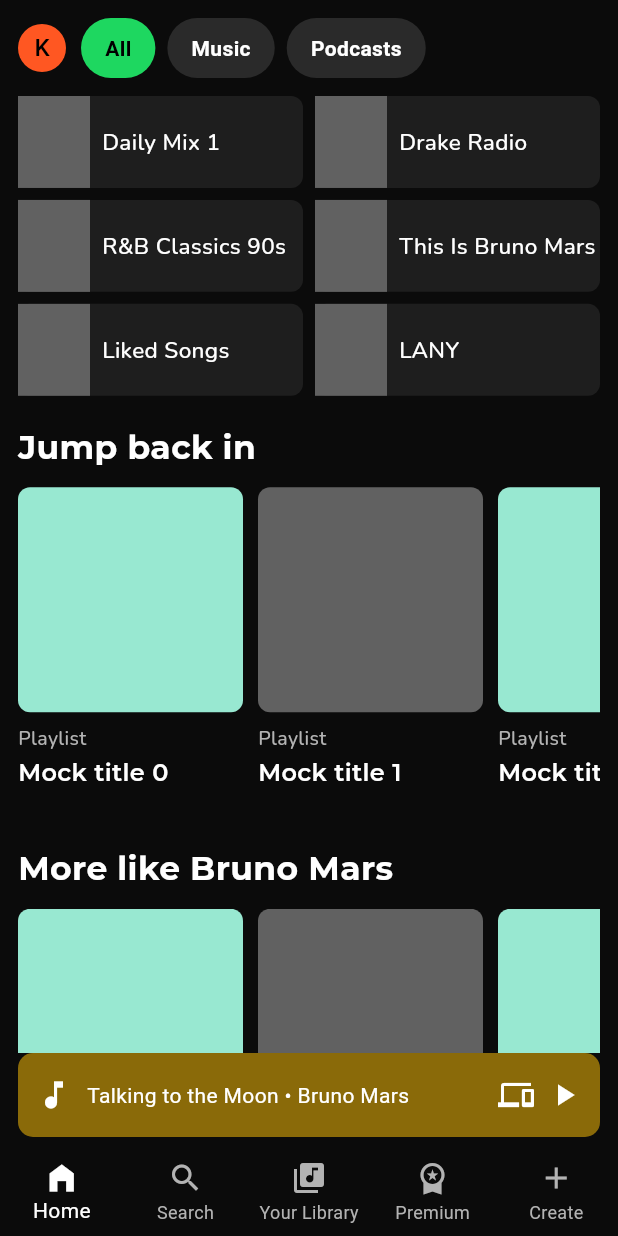
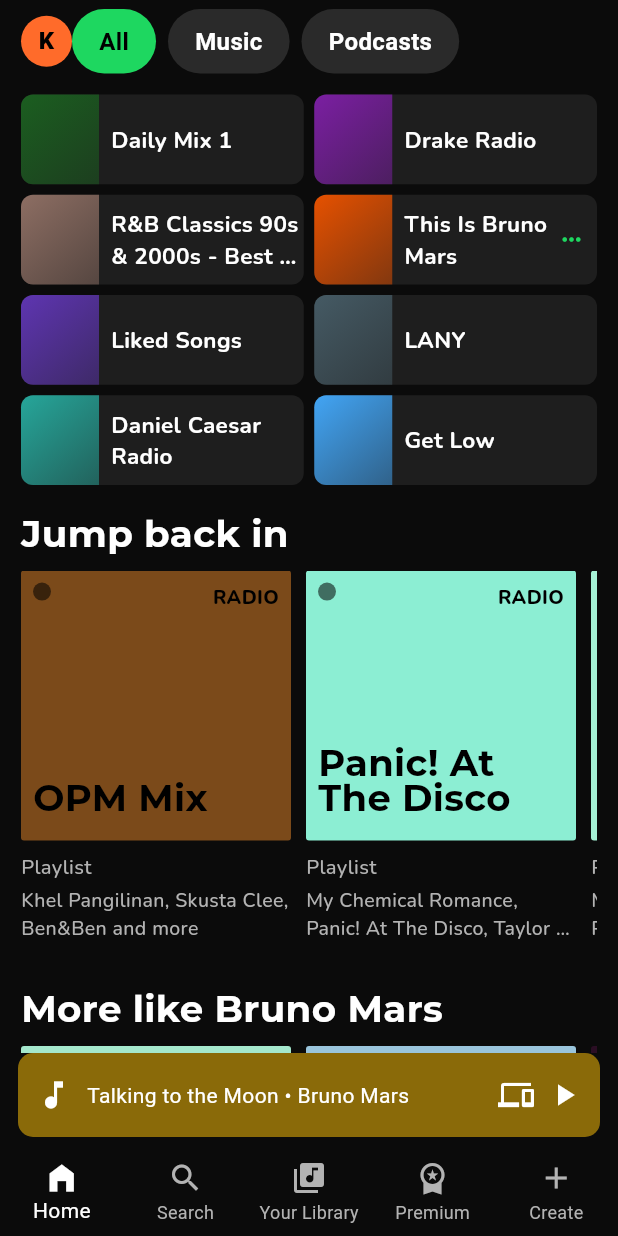
Before and after one commit to Zyxavy/Flutter-Spotify-Clone, a Flutter app: the HomeScreen screen opened by its route, on a phone screen of 412 x 824 dp. Run offline on Flutter 3.47's test engine with Material 3 defaults, Android fonts, the phone set to English and light mode, and no system bars; our stand-ins replace flutter_riverpod, go_router, google_fonts.

Commit message:
Updated home screen\

```diff
--- a/lib/screens/home/home_screen.dart
+++ b/lib/screens/home/home_screen.dart
@@ -10,26 +10,40 @@
     return Scaffold(
       body: SafeArea(
         child: ListView(
-          padding: const EdgeInsets.all(12),
-          children: [
-            const _TopChips(),
-            const SizedBox(height: 12),
-            const _QuickGrid(),
-            const SizedBox(height: 18),
-            Text('Jump back in', style: AppTextStyles.titleM),
-            const SizedBox(height: 12),
-            const _HorizontalCards(),
-            const SizedBox(height: 18),
-            Text('More like Bruno Mars', style: AppTextStyles.titleM),
-            const SizedBox(height: 12),
-            const _HorizontalCards(),
-            const SizedBox(height: 16),
+          padding: const EdgeInsets.fromLTRB(14, 6, 14, 8),
+          children: const [
+            _TopChips(),
+            SizedBox(height: 14),
+            _QuickGrid(),
+            SizedBox(height: 20),
+            _SectionTitle('Jump back in'),
+            SizedBox(height: 12),
+            _HorizontalCards(),
+            SizedBox(height: 20),
+            _SectionTitle('More like Bruno Mars'),
+            SizedBox(height: 12),
+            _HorizontalCards(secondRow: true),
+            SizedBox(height: 10),
           ],
         ),
       ),
     );
   }
 }
+
+class _SectionTitle extends StatelessWidget {
+  final String text;
+  const _SectionTitle(this.text);
+
+  @override
+  Widget build(BuildContext context) {
+    return Text(
+      text,
+      style: AppTextStyles.titleM.copyWith(fontSize: 40 * 0.62, height: 1.0),
+    );
+  }
+}
+
 
 class _TopChips extends StatelessWidget {
   const _TopChips();
@@ -38,7 +52,7 @@
   Widget build(BuildContext context) {
     Widget chip(String text, {bool active = false}) {
       return Container(
-        padding: const EdgeInsets.symmetric(horizontal: 16, vertical: 10),
+       padding: const EdgeInsets.symmetric(horizontal: 18, vertical: 10),
         decoration: BoxDecoration(
           color: active ? AppColors.chipActive : AppColors.chipIdle,
           borderRadius: BorderRadius.circular(22),
@@ -48,6 +62,7 @@
           style: TextStyle(
             color: active ? Colors.black : Colors.white,
             fontWeight: FontWeight.w700,
+            fontSize: 16,
           ),
         ),
       );
@@ -55,8 +70,11 @@
 
     return Row(
       children: [
-        const CircleAvatar(radius: 16, backgroundColor: Colors.deepOrange, child: Text('K')),
-        const SizedBox(width: 10),
+        const CircleAvatar(
+          radius: 17,
+          backgroundColor: Color(0xFFFF6B2A),
+          child: Text('K', style: TextStyle(fontWeight: FontWeight.w800, color: Colors.black)),
+        ),
         chip('All', active: true),
         const SizedBox(width: 8),
         chip('Music'),
@@ -73,12 +91,15 @@
   @override
   Widget build(BuildContext context) {
     final items = [
-      'Daily Mix 1',
-      'Drake Radio',
-      'R&B Classics 90s',
-      'This Is Bruno Mars',
-      'Liked Songs',
-      'LANY',
+      ('Daily Mix 1', Color(0xFF1B5E20)),
+      ('Drake Radio', Color(0xFF7B1FA2)),
+      ('R&B Classics 90s & 2000s - Best Old School...', Color(0xFF8D6E63)),
+      ('This Is Bruno Mars', Color(0xFFE65100)),
+      ('Liked Songs', Color(0xFF5E35B1)),
+      ('LANY', Color(0xFF455A64)),
+      ('Daniel Caesar Radio', Color(0xFF26A69A)),
+      ('Get Low', Color(0xFF42A5F5)),
+
     ];
 
     return GridView.builder(
@@ -87,9 +108,10 @@
       physics: const NeverScrollableScrollPhysics(),
       gridDelegate: const SliverGridDelegateWithFixedCrossAxisCount(
         crossAxisCount: 2,
-        mainAxisSpacing: 8,
-        crossAxisSpacing: 8,
-        childAspectRatio: 3.1,
+        mainAxisSpacing: 7,
+        crossAxisSpacing: 7,
+        childAspectRatio: 3.15,
+
       ),
       itemBuilder: (_, i) => Container(
         decoration: BoxDecoration(
@@ -98,16 +120,35 @@
         ),
         child: Row(
           children: [
-            Container(width: 48, color: Colors.grey.shade700),
+            Container(
+              width: 52,
+              decoration: BoxDecoration(
+                gradient: LinearGradient(
+                  begin: Alignment.topLeft,
+                  end: Alignment.bottomRight,
+                  colors: [items[i].$2, items[i].$2.withValues(alpha: 0.5)],
+                ),
+                borderRadius: const BorderRadius.only(
+                  topLeft: Radius.circular(8),
+                  bottomLeft: Radius.circular(8),
+                ),
+              ),
+            ),
+
             const SizedBox(width: 8),
             Expanded(
               child: Text(
-                items[i],
+                items[i].$1,
                 maxLines: 2,
                 overflow: TextOverflow.ellipsis,
-                style: AppTextStyles.bodyM,
+                style: AppTextStyles.bodyM.copyWith(fontWeight: FontWeight.w700),
               ),
             ),
+            if (i == 3)
+              const Padding(
+                padding: EdgeInsets.only(right: 8),
+                child: Icon(Icons.more_horiz, size: 18, color: AppColors.spotifyGreen),
+              ),
           ],
         ),
       ),
@@ -116,32 +157,79 @@
 }
 
 class _HorizontalCards extends StatelessWidget {
-  const _HorizontalCards();
+  final bool secondRow;
+  const _HorizontalCards({this.secondRow = false});
+
 
   @override
   Widget build(BuildContext context) {
+    final colors = secondRow
+        ? [const Color(0xFFA5E8CD), const Color(0xFF9AC5DC), const Color(0xFF2B0E24)]
+        : [const Color(0xFF7B4A1A), const Color(0xFF8CEED3), const Color(0xFFA5F1D5)];
+
+    final titles = secondRow
+        ? ['Bruno Mars', 'Sing-along:90\'s to Now', 'Top Viral\nThrowbacks']
+        : ['OPM Mix', 'Panic! At The Disco', 'Taylor Swift'];
+
+
     return SizedBox(
-      height: 220,
+      height: 260,
       child: ListView.separated(
         scrollDirection: Axis.horizontal,
-        itemCount: 6,
-        separatorBuilder: (_, __) => const SizedBox(width: 10),
+        itemCount: 3,
+        separatorBuilder: (_, _) => const SizedBox(width: 10),
         itemBuilder: (_, i) => SizedBox(
-          width: 150,
+          width: 180,
           child: Column(
             crossAxisAlignment: CrossAxisAlignment.start,
             children: [
               Container(
-                height: 150,
+                height: 180,
+                padding: const EdgeInsets.all(8),
                 decoration: BoxDecoration(
-                  color: i.isEven ? const Color(0xFF98E8D1) : Colors.grey.shade700,
-                  borderRadius: BorderRadius.circular(8),
+                  color: colors[i],
+                  borderRadius: BorderRadius.circular(2),
+                ),
+                child: Stack(
+                  children: [
+                    const Align(
+                      alignment: Alignment.topLeft,
+                      child: CircleAvatar(radius: 6, backgroundColor: Colors.black54),
+                    ),
+                    Positioned(
+                      right: 0,
+                      top: 0,
+                      child: Text('RADIO', style: AppTextStyles.bodyS.copyWith(fontWeight: FontWeight.w800, color: Colors.black)),
+                    ),
+                    Positioned(
+                      left: 0,
+                      right: 0,
+                      bottom: 10,
+                      child: Text(
+                        titles[i],
+                        maxLines: 2,
+                        overflow: TextOverflow.ellipsis,
+                        style: AppTextStyles.titleM.copyWith(
+                          color: Colors.black,
+                          fontSize: secondRow ? 44 * 0.52 : 44 * 0.56,
+                          height: 0.95,
+                        ),
+                      ),
+                    ),
+                  ],
+
                 ),
               ),
               const SizedBox(height: 8),
-              Text('Playlist', style: AppTextStyles.bodyS),
-              const SizedBox(height: 2),
-              Text('Mock title $i', style: AppTextStyles.titleS, maxLines: 1, overflow: TextOverflow.ellipsis),
+              Text('Playlist', style: AppTextStyles.bodyS.copyWith(fontSize: 28 * 0.48)),
+              const SizedBox(height: 3),
+              Text(
+                i == 0 ? 'Khel Pangilinan, Skusta Clee, Ben&Ben and more' : 'My Chemical Romance, Panic! At The Disco, Taylor Swift',
+                style: AppTextStyles.bodyS.copyWith(fontSize: 13),
+                maxLines: 2,
+                overflow: TextOverflow.ellipsis,
+              ),
+
             ],
           ),
         ),
--- a/lib/screens/login/login_screen.dart
+++ b/lib/screens/login/login_screen.dart
@@ -10,7 +10,7 @@
       body: Center(
         child: ElevatedButton(
           onPressed: () => context.go('/home'),
-          child: const Text('Enter Spotify Clone'),
+          child: const Text('Login to be implemented (tap me)'),
         ),
       ),
     );
```
